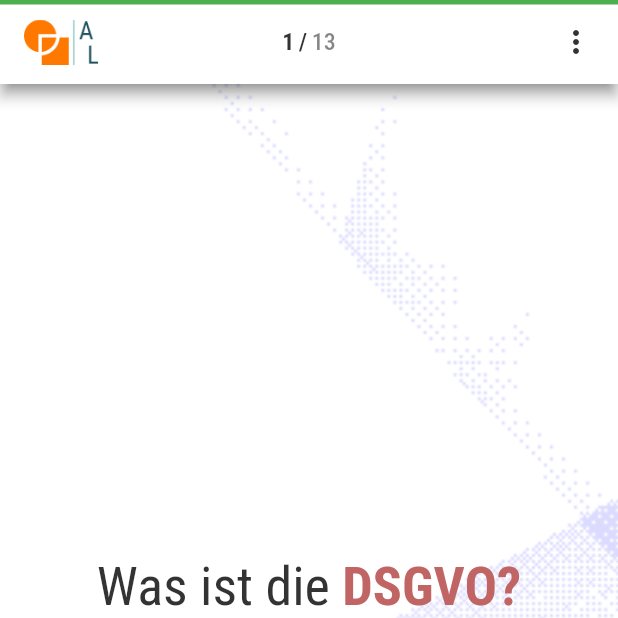
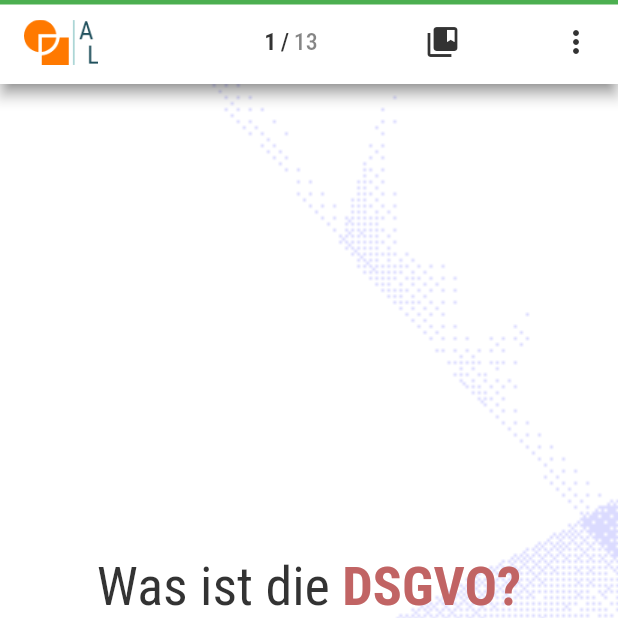
Before and after one commit to iwilfried/Flutter-Flashcards-Portrait, a Flutter app: the screen it shows after launch, after a tap on the "arrow forward" icon, after a tap on "Start Studying", on a phone screen of 412 x 824 dp, the top half of it. Run offline on Flutter 3.47's test engine with Material 2 defaults, Android fonts, the phone set to English and light mode, and no system bars; drawn by our look-alikes of flip_card, styled_text; our stand-ins replace auto_size_text, flutter_riverpod, google_fonts, shared_preferences.

```diff
--- a/lib/models/category.dart
+++ b/lib/models/category.dart
@@ -1,3 +1,4 @@
+import 'glossry.dart';
 import 'slide.dart';
 
 class Category {
@@ -5,17 +6,21 @@ class Category {
   String flashCardMaker;
   String explanation;
   List<Slide> slides;
+  List<Glossry> glossries;
 
   Category({
     required this.slides,
     required this.explanation,
     required this.categoryName,
     required this.flashCardMaker,
+    required this.glossries,
   });
 
   Category.fromJson(Map<String, dynamic> json)
       : categoryName = json["categoryName"],
         flashCardMaker = json["FlashCardMaker"],
         explanation = json["explanation"],
-        slides = List<Slide>.from(json['slides'].map((e) => Slide.fromJson(e)));
+        slides = List<Slide>.from(json['slides'].map((e) => Slide.fromJson(e))),
+        glossries = List<Glossry>.from(
+            json['glossries'].map((e) => Glossry.fromJson(e)));
 }
--- /dev/null
+++ b/lib/models/glossry.dart
@@ -0,0 +1,10 @@
+class Glossry {
+  String title;
+  List<String> questions;
+
+  Glossry({required this.title, required this.questions});
+
+  Glossry.fromJson(Map<String, dynamic> json)
+      : title = json["title"],
+        questions = List<String>.from(json["questions"] ?? [].map((e) => e));
+}
--- a/lib/screens/categories_screen.dart
+++ b/lib/screens/categories_screen.dart
@@ -93,9 +93,8 @@ class _CategoriesScreenState extends ConsumerState<CategoriesScreen> {
                           context,
                           MaterialPageRoute(
                               builder: (context) => SlidesScreen(
-                                  slides: widget.categories[index].slides,
-                                  categoryName:
-                                      widget.categories[index].categoryName)),
+                                    category: widget.categories[index],
+                                  )),
                         ),
                         child: Text('Start Studying',
                             style: GoogleFonts.robotoSlab(
--- a/lib/screens/slides_screen.dart
+++ b/lib/screens/slides_screen.dart
@@ -5,18 +5,17 @@ import 'package:flutter_riverpod/flutter_riverpod.dart';
 import 'package:flutter/services.dart';
 import 'package:flutter/gestures.dart';
 
+import '../models/category.dart';
 import '../state_managment/dark_mode_state_manager.dart';
 import '../state_managment/current_card_state_manager.dart';
 import '../slides/slide_one.dart';
 import 'Impressum.dart';
+import 'glossries_screen.dart';
 import 'main_screen.dart';
 
 class SlidesScreen extends ConsumerStatefulWidget {
-  final String categoryName;
-  final List<Slide> slides;
-  const SlidesScreen(
-      {Key? key, required this.slides, required this.categoryName})
-      : super(key: key);
+  final Category category;
+  const SlidesScreen({Key? key, required this.category}) : super(key: key);
 
   @override
   ConsumerState<SlidesScreen> createState() => _MainScreenState();
@@ -26,19 +25,23 @@ class _MainScreenState extends ConsumerState<SlidesScreen> {
   int page = 0;
   bool isQuestion = true;
   List<Widget> list = [];
+  late String categoryName;
+  late List<Slide> slides;
 
   PageController pageControllerH = PageController();
 
   @override
   void initState() {
-    widget.slides.forEach((newslide) {
+    slides = widget.category.slides;
+    categoryName = widget.category.categoryName;
+    slides.forEach((newslide) {
       list.add(SlideOne(
         slide: newslide,
-        categoryName: widget.categoryName,
+        categoryName: categoryName,
         nextPage: nextPage,
         flip: flip,
         previousPage: previousPage,
-        pages: widget.slides.length,
+        pages: slides.length,
       ));
     });
     super.initState();
@@ -150,6 +153,16 @@ class _MainScreenState extends ConsumerState<SlidesScreen> {
                   ],
                 ),
               ),
+              IconButton(
+                  padding: EdgeInsets.zero,
+                  constraints: const BoxConstraints(),
+                  onPressed: () => Navigator.of(context).push(MaterialPageRoute(
+                      builder: (context) => GlossariesScreen(
+                          glossries: widget.category.glossries))),
+                  icon: Icon(
+                    Icons.collections_bookmark,
+                    color: Theme.of(context).primaryColor,
+                  )),
               Expanded(
                 flex: 1,
                 child: Row(
@@ -227,7 +240,7 @@ class _MainScreenState extends ConsumerState<SlidesScreen> {
             height: 45,
             child:
                 Row(crossAxisAlignment: CrossAxisAlignment.center, children: [
-              Text(widget.categoryName,
+              Text(categoryName,
                   style: GoogleFonts.robotoSlab(
                     textStyle: GoogleFonts.robotoSlab(
                         textStyle: const TextStyle(
```
Also changed, not shown: assets/slides.json (+34 -4 lines), lib/screens/glossries_screen.dart (added, +124 -0 lines), 6 other files.
